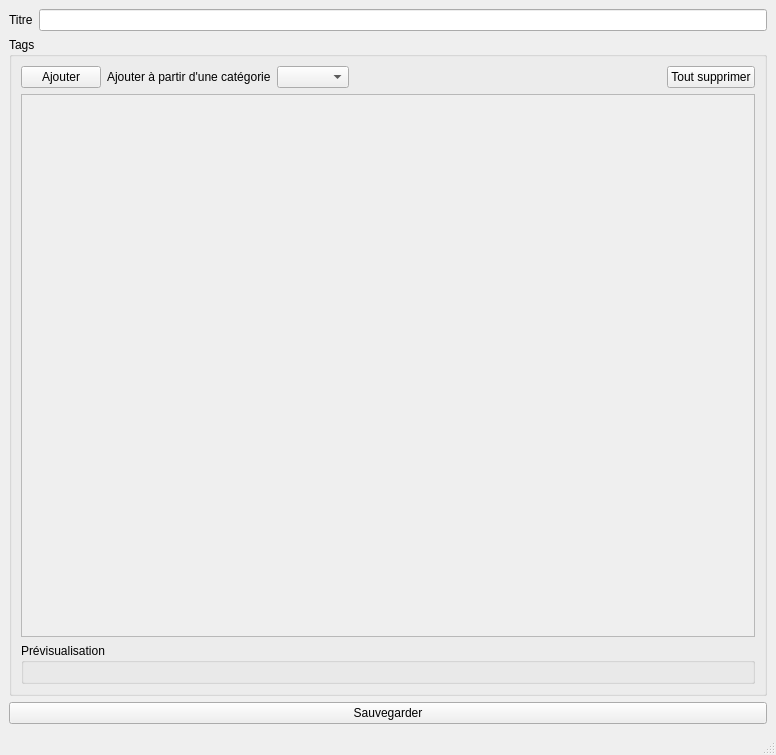
Above: src/ui/custom_chart_popup.ui from estebanthi/DreamsAnalyzer before the change. Below: the same form after it.
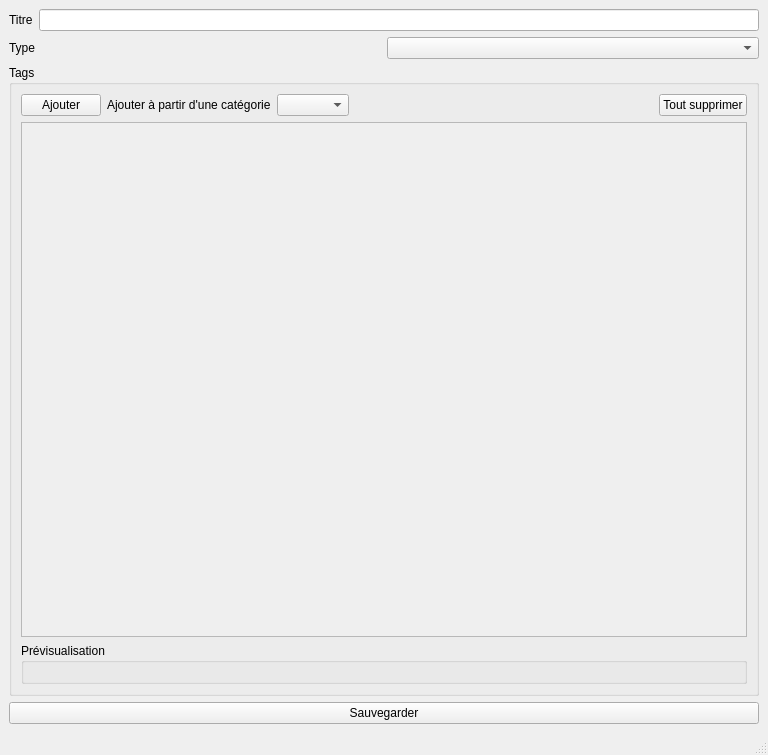
That is the form after the change.

Commit message: Custom bar charts

Diff of the .ui file:
```diff
--- a/src/ui/custom_chart_popup.ui
+++ b/src/ui/custom_chart_popup.ui
@@ -6,7 +6,7 @@
    <rect>
     <x>0</x>
     <y>0</y>
-    <width>776</width>
+    <width>768</width>
     <height>755</height>
    </rect>
   </property>
@@ -29,6 +29,23 @@
       </item>
      </layout>
     </item>
+    <item>
+     <layout class="QHBoxLayout" name="horizontalLayout_3">
+      <item>
+       <widget class="QLabel" name="label_3">
+        <property name="text">
+         <string>Type</string>
+        </property>
+       </widget>
+      </item>
+      <item>
+       <widget class="QComboBox" name="typeCombo"/>
+      </item>
+     </layout>
+    </item>
+    <item>
+     <layout class="QHBoxLayout" name="barZone"/>
+    </item>
     <item>
      <widget class="QGroupBox" name="tags">
       <property name="title">
@@ -86,8 +103,8 @@
            <rect>
             <x>0</x>
             <y>0</y>
-            <width>736</width>
-            <height>533</height>
+            <width>728</width>
+            <height>498</height>
            </rect>
           </property>
           <layout class="QVBoxLayout" name="tagsLayout"/>
```
Left out of the diff: 4 changed lines with no effect on the pictures. The commit also changes 10 other files.
